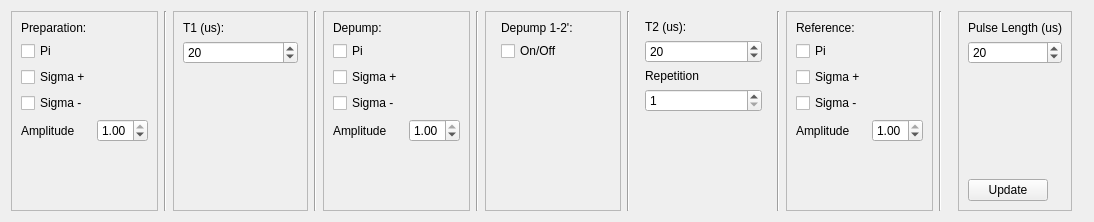
JeremyQO/GUI-Experiment, file widgets/STIRAP/STIRAP_sequence.ui: the form before one commit.
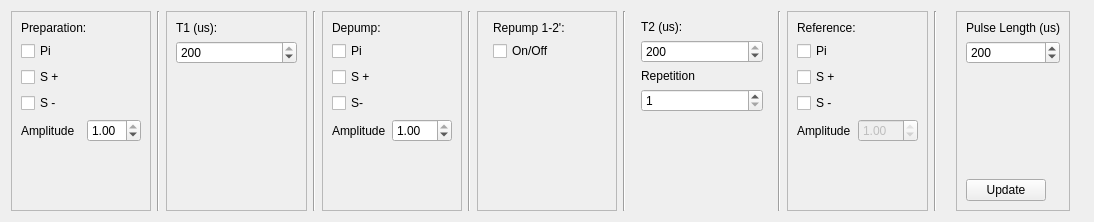
The form after the commit.

Commit message: STIRAP tab now includes OD/Nat functionalities

```diff
--- a/widgets/STIRAP/STIRAP_sequence.ui
+++ b/widgets/STIRAP/STIRAP_sequence.ui
@@ -23,6 +23,9 @@
       <enum>QFrame::Raised</enum>
      </property>
      <layout class="QFormLayout" name="formLayout">
+      <property name="horizontalSpacing">
+       <number>0</number>
+      </property>
       <item row="0" column="0">
        <widget class="QLabel" name="label">
         <property name="text">
@@ -40,14 +43,14 @@
       <item row="2" column="0">
        <widget class="QCheckBox" name="checkBox_preparation_sigma_p">
         <property name="text">
-         <string>Sigma +</string>
+         <string>S +</string>
         </property>
        </widget>
       </item>
       <item row="3" column="0">
        <widget class="QCheckBox" name="checkBox_preparation_sigma_m">
         <property name="text">
-         <string>Sigma -</string>
+         <string>S -</string>
         </property>
        </widget>
       </item>
@@ -100,13 +103,13 @@
       <item row="1" column="0" colspan="2">
        <widget class="QSpinBox" name="spinBox_T1">
         <property name="minimum">
-         <number>1</number>
+         <number>0</number>
         </property>
         <property name="maximum">
          <number>200</number>
         </property>
         <property name="value">
-         <number>20</number>
+         <number>200</number>
         </property>
        </widget>
       </item>
@@ -141,19 +144,22 @@
         <property name="text">
          <string>Pi</string>
         </property>
+        <property name="checked">
+         <bool>false</bool>
+        </property>
        </widget>
       </item>
       <item row="2" column="0">
        <widget class="QCheckBox" name="checkBox_depump_sigma_p">
         <property name="text">
-         <string>Sigma +</string>
+         <string>S +</string>
         </property>
        </widget>
       </item>
       <item row="3" column="0">
        <widget class="QCheckBox" name="checkBox_depump_sigma_m">
         <property name="text">
-         <string>Sigma -</string>
+         <string>S-</string>
         </property>
        </widget>
       </item>
@@ -199,7 +205,7 @@
       <item row="0" column="1">
        <widget class="QLabel" name="label_5">
         <property name="text">
-         <string>Depump 1-2':</string>
+         <string>Repump 1-2':</string>
         </property>
        </widget>
       </item>
@@ -208,6 +214,9 @@
         <property name="text">
          <string>On/Off</string>
         </property>
+        <property name="checked">
+         <bool>false</bool>
+        </property>
        </widget>
       </item>
      </layout>
@@ -233,13 +242,13 @@
       <item row="1" column="0" colspan="2">
        <widget class="QSpinBox" name="spinBox_T2">
         <property name="minimum">
-         <number>1</number>
+         <number>0</number>
         </property>
         <property name="maximum">
          <number>200</number>
         </property>
         <property name="value">
-         <number>20</number>
+         <number>200</number>
         </property>
        </widget>
       </item>
@@ -276,24 +285,33 @@
       <enum>QFrame::Raised</enum>
      </property>
      <layout class="QFormLayout" name="formLayout_6">
+      <property name="horizontalSpacing">
+       <number>2</number>
+      </property>
+      <property name="verticalSpacing">
+       <number>6</number>
+      </property>
       <item row="1" column="0">
        <widget class="QCheckBox" name="checkBox_depumpRef_pi">
         <property name="text">
          <string>Pi</string>
         </property>
+        <property name="checked">
+         <bool>false</bool>
+        </property>
        </widget>
       </item>
       <item row="2" column="0">
        <widget class="QCheckBox" name="checkBox_depumpRef_sigma_p">
         <property name="text">
-         <string>Sigma +</string>
+         <string>S +</string>
         </property>
        </widget>
       </item>
       <item row="3" column="0">
        <widget class="QCheckBox" name="checkBox_depumpRef_sigma_m">
         <property name="text">
-         <string>Sigma -</string>
+         <string>S -</string>
         </property>
        </widget>
       </item>
@@ -306,6 +324,9 @@
       </item>
       <item row="4" column="1">
        <widget class="QDoubleSpinBox" name="doubleSpinBox_3">
+        <property name="enabled">
+         <bool>false</bool>
+        </property>
         <property name="maximum">
          <double>1.000000000000000</double>
         </property>
@@ -359,11 +380,14 @@
       </item>
       <item row="1" column="0" colspan="2">
        <widget class="QSpinBox" name="spinBox_pulse_length">
+        <property name="minimum">
+         <number>1</number>
+        </property>
         <property name="maximum">
          <number>1000</number>
         </property>
         <property name="value">
-         <number>20</number>
+         <number>200</number>
         </property>
        </widget>
       </item>
```
Left out of the diff: 52 changed lines with no effect on the pictures. The commit also changes 9 other files.
